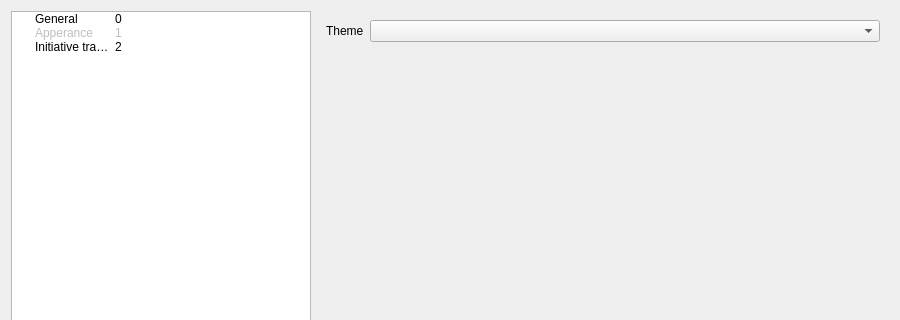
Qt form settingsdialog.ui (Technohamster-py/dm-assist) before a commit; both pictures show x 0 to 900 and y 0 to 320 of the 900 by 703 pixel window.
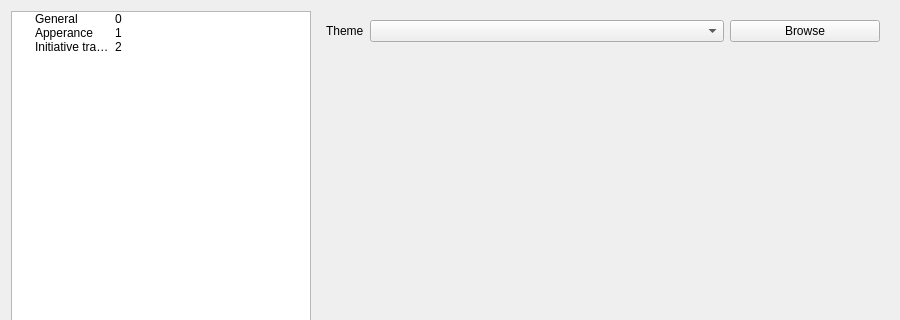
The same form after that commit. The open tabs and pages were chosen to show the change. Icons and pictures are not drawn.

Commit message: Удалены ошибки слияния

The edit to the form file:
```diff
--- a/settingsdialog.ui
+++ b/settingsdialog.ui
@@ -74,9 +74,6 @@
       <property name="text">
        <string>1</string>
       </property>
-      <property name="flags">
-       <set>ItemIsDragEnabled|ItemIsDropEnabled|ItemIsUserCheckable</set>
-      </property>
      </item>
      <item>
       <property name="text">
@@ -164,7 +161,28 @@
           </widget>
          </item>
          <item row="0" column="1">
-          <widget class="QComboBox" name="themeComboBox"/>
+          <layout class="QHBoxLayout" name="horizontalLayout_3">
+           <item>
+            <widget class="QComboBox" name="themeComboBox"/>
+           </item>
+           <item>
+            <widget class="QPushButton" name="themeButton">
+             <property name="maximumSize">
+              <size>
+               <width>150</width>
+               <height>16777215</height>
+              </size>
+             </property>
+             <property name="text">
+              <string>Browse</string>
+             </property>
+             <property name="icon">
+              <iconset resource="static/app_resources.qrc">
+               <normaloff>:/folder.svg</normaloff>:/folder.svg</iconset>
+             </property>
+            </widget>
+           </item>
+          </layout>
          </item>
         </layout>
        </widget>
```
Left out of the diff: 6 changed lines with no effect on the pictures. The commit also changes 1 other file.
